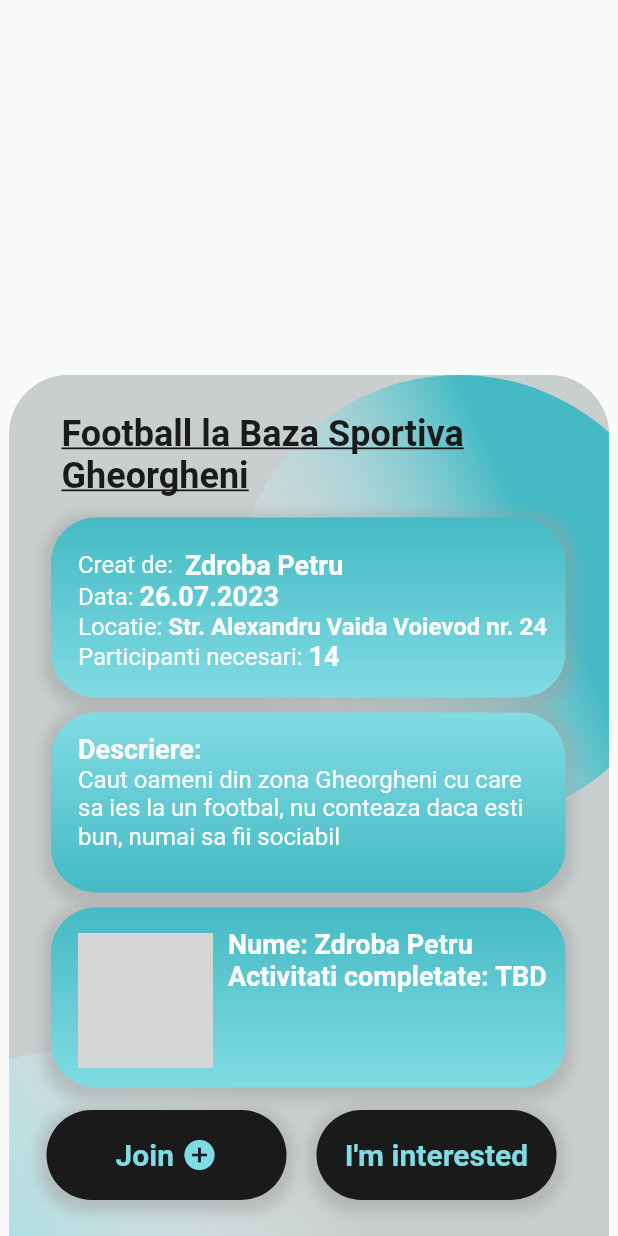
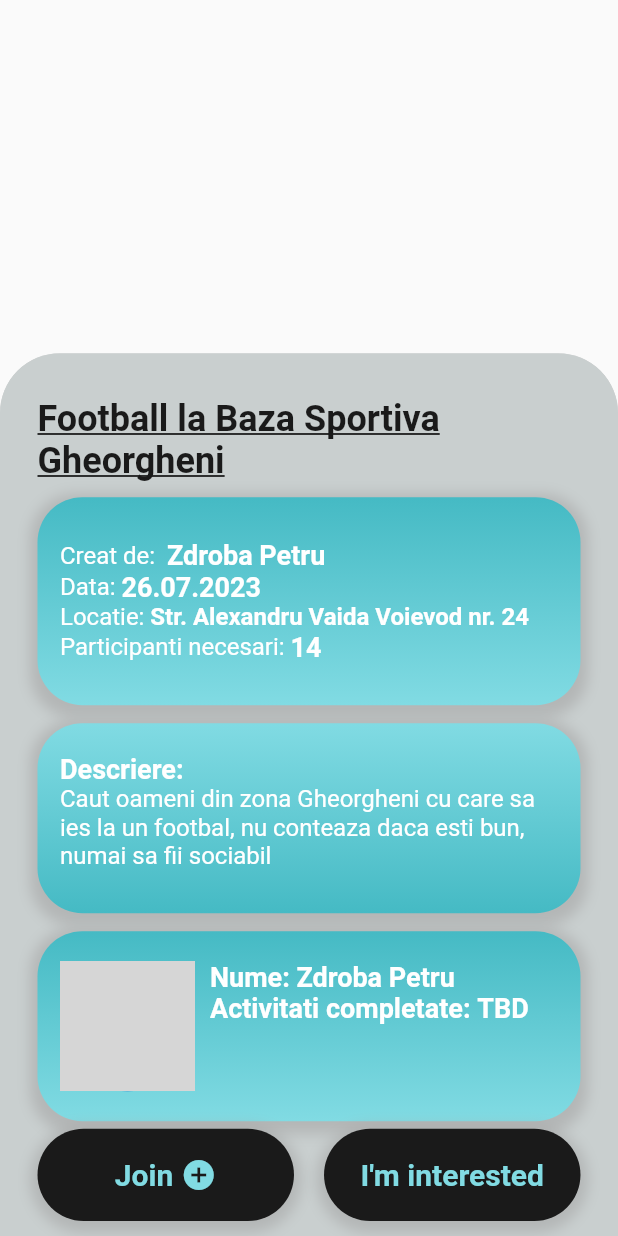
Before and after one commit to DPITmsg/ConnectWave-FE, a Flutter app: the WidgetBackgroundBox widget shown alone on an empty page, opened directly, on a phone screen of 412 x 824 dp. Run offline on Flutter 3.47's test engine with Material 2 defaults, Android fonts, the phone set to English and light mode, and no system bars; our stand-ins replace flutter_rating_bar; missing offline and left inert: dart:ffi; network calls fail; grey boxes are pictures that could not be loaded.

Commit message:
used Expanded and Flex (yessir), to existing page (detailed_activity) and widgets used on this page

```diff
--- a/lib/Views/Widgets/WidgetBackgroundBox.dart
+++ b/lib/Views/Widgets/WidgetBackgroundBox.dart
@@ -9,21 +9,19 @@
 
   @override
   Widget build(BuildContext context) {
+    double screenWidth = MediaQuery.of(context).size.width;
     return Column(
       children: [
-        SizedBox(
-          width: 530,
-          height: 250,
-        ),
+        Expanded(flex:2,child: SizedBox()),
         Expanded(
+          flex: 5,
           child: ClipRRect(
             borderRadius: BorderRadius.only(
               topLeft: Radius.circular(40),
               topRight: Radius.circular(40),
             ),
             child: Container(
-              width: 400,
-              height: 600,
+              width: screenWidth,
               decoration: BoxDecoration(
                 color: Color_Gray,
                 boxShadow: [
--- a/lib/Views/Widgets/WidgetBox.dart
+++ b/lib/Views/Widgets/WidgetBox.dart
@@ -16,21 +16,6 @@
   @override
   Widget build(BuildContext context) {
     return Container(
-      margin: EdgeInsets.fromLTRB(2, 0, 2, 0),
-      width: 344,
-      height: 120,
-      decoration: BoxDecoration(
-        borderRadius: BorderRadius.circular(30),
-      ),
-      child: Stack(
-        children: [
-          Positioned(
-            top: 0,
-            child: Center(
-              child: SizedBox(
-                width: 343,
-                height: 120,
-                child: Container(
         decoration: BoxDecoration(
           borderRadius: BorderRadius.circular(30),
           gradient: LinearGradient(
@@ -43,14 +28,8 @@
           ],
         ),
         child: Padding(
-                    padding: const EdgeInsets.fromLTRB(18, 14, 11, 10),
+          padding: EdgeInsets.fromLTRB(15, 20, 12, 20),
           child: this.child,
-                  ),
-                ),
-              ),
-            ),
-          ),
-        ],
         ),
     );
   }
--- a/lib/Views/Widgets/WidgetButtons.dart
+++ b/lib/Views/Widgets/WidgetButtons.dart
@@ -5,22 +5,21 @@
   final Widget child;
   final Color color_primary;
 
-  const WidgetButton(this.child, this.color_primary,{super.key});
+  const WidgetButton(this.child, this.color_primary, {super.key});
 
   @override
   Widget build(BuildContext context) {
     return InkWell(
       onTap: () {},
-      child: SizedBox(
-        width: 160,
-        height: 60,
-        child: Container(
-          decoration: BoxDecoration(
-              color: this.color_primary,
-              borderRadius: BorderRadius.circular(30.0),
-              boxShadow: [Shadow_Widget_Box],
-          ),
-          child: this.child,
+      child: Container(
+        decoration: BoxDecoration(
+          color: this.color_primary,
+          borderRadius: BorderRadius.circular(90),
+          boxShadow: [Shadow_Widget_Box],
+        ),
+        child: Padding(
+          padding: EdgeInsets.fromLTRB(10, 10, 10,10),
+            child: this.child
         ),
       ),
     );
--- a/lib/main.dart
+++ b/lib/main.dart
@@ -1,7 +1,6 @@
 import 'package:flutter/material.dart';
-import 'Views/activityhistory.dart';
-import 'Views/homepage.dart';
+import 'package:my_project/Views/detailed_activity_page.dart';
 
 void main() => runApp(MaterialApp(
-  home: HomePage(),
+  home: detailed_activity_page(),
 ));
```
Also changed, not shown: lib/Views/detailed_activity_page.dart (+51 -42 lines), 1 other file. Lines whose indentation alone changed are shown as unchanged.
